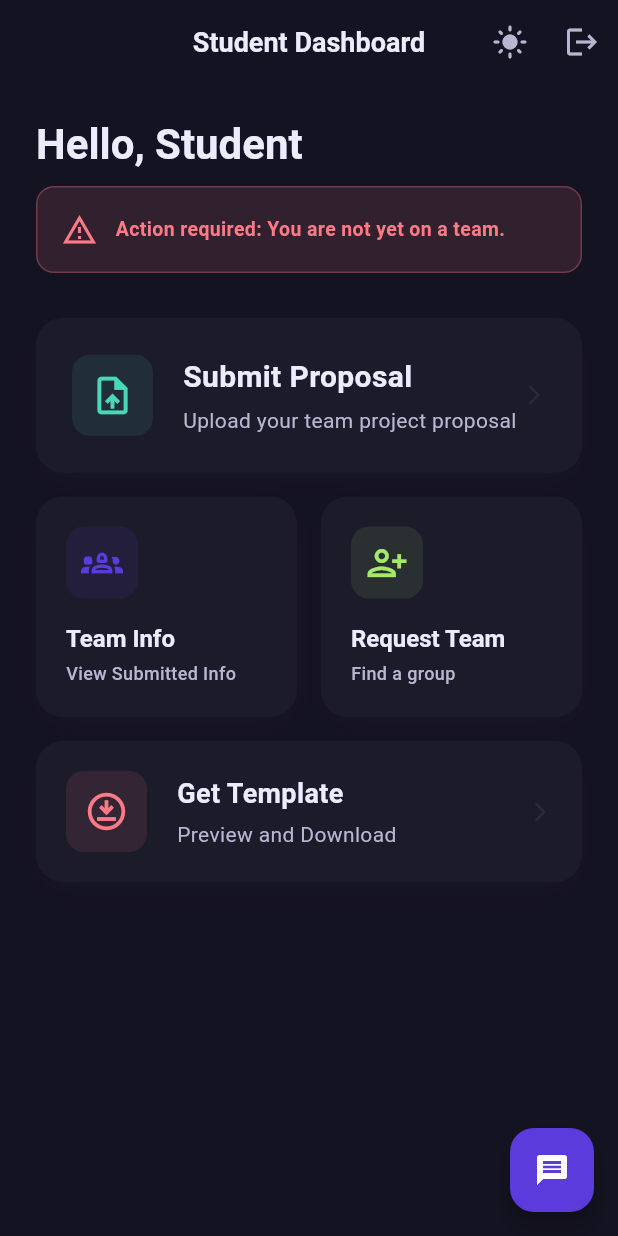
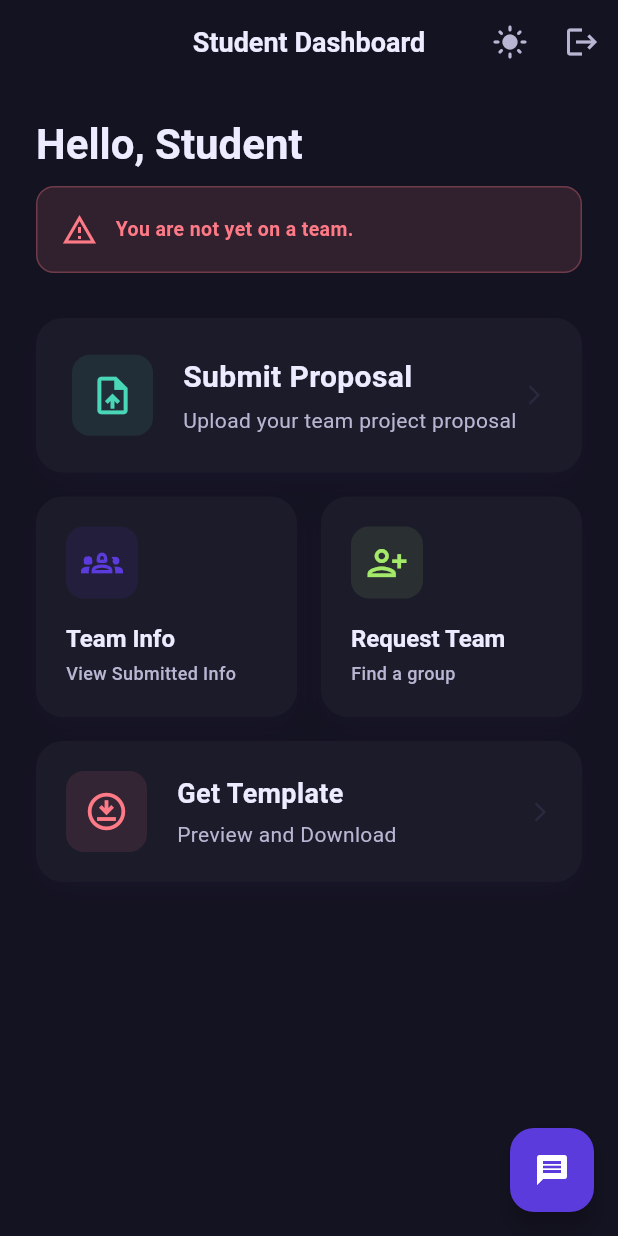
Before and after one commit to arifhaxn/lead_unity, a Flutter app: the StudentDashboard screen opened directly, after a tap on the "dark mode" icon, on a phone screen of 412 x 824 dp. Run offline on Flutter 3.47's test engine with Material 3 defaults, Android fonts, the phone set to English and light mode, and no system bars; our stand-ins replace dio, flutter_secure_storage, webview_flutter; accounts and stored records are empty; network calls fail.

Commit message:
updated sup dash

```diff
--- a/lib/student/student_dash.dart
+++ b/lib/student/student_dash.dart
@@ -191,7 +191,7 @@ class _StudentDashboardState extends State<StudentDashboard> {
         hasTeam ? AppColors.accentTeal : AppColors.accentCoral;
     final String statusText = hasTeam
         ? 'You are part of Team $teamId.'
-        : 'Action required: You are not yet on a team.';
+        : 'You are not yet on a team.';
 
     return Container(
       padding: const EdgeInsets.all(16),
--- a/lib/theme/app_theme.dart
+++ b/lib/theme/app_theme.dart
@@ -65,7 +65,7 @@ class AppGradients {
 
 class AppTheme {
   static ThemeData get lightTheme {
-    final colorScheme = ColorScheme(
+    const colorScheme = ColorScheme(
       brightness: Brightness.light,
       primary: AppColors.primary,
       onPrimary: Colors.white,
@@ -131,27 +131,27 @@ class AppTheme {
           textStyle: const TextStyle(fontWeight: FontWeight.w600),
         ),
       ),
-      cardTheme: const CardThemeData(
+      cardTheme: const CardTheme(
         color: AppColors.surface,
         elevation: 0,
         margin: EdgeInsets.zero,
         shape: RoundedRectangleBorder(borderRadius: AppRadii.card),
       ),
-      inputDecorationTheme: InputDecorationTheme(
+      inputDecorationTheme: const InputDecorationTheme(
         filled: true,
         fillColor: AppColors.surface,
-        border: const OutlineInputBorder(borderRadius: AppRadii.input),
+        border: OutlineInputBorder(borderRadius: AppRadii.input),
         enabledBorder: OutlineInputBorder(
           borderRadius: AppRadii.input,
-          borderSide: const BorderSide(color: AppColors.divider),
+          borderSide: BorderSide(color: AppColors.divider),
         ),
         focusedBorder: OutlineInputBorder(
           borderRadius: AppRadii.input,
-          borderSide: const BorderSide(color: AppColors.primary, width: 1.5),
+          borderSide: BorderSide(color: AppColors.primary, width: 1.5),
         ),
         contentPadding:
-            const EdgeInsets.symmetric(horizontal: 14, vertical: 12),
-        labelStyle: const TextStyle(color: AppColors.textSecondary),
+            EdgeInsets.symmetric(horizontal: 14, vertical: 12),
+        labelStyle: TextStyle(color: AppColors.textSecondary),
       ),
       dividerColor: AppColors.divider,
       chipTheme: const ChipThemeData(
@@ -166,7 +166,7 @@ class AppTheme {
   }
 
   static ThemeData get darkTheme {
-    final colorScheme = ColorScheme(
+    const  colorScheme = ColorScheme(
       brightness: Brightness.dark,
       primary: AppColors.nightPrimary,
       onPrimary: Colors.white,
@@ -232,28 +232,28 @@ class AppTheme {
           textStyle: const TextStyle(fontWeight: FontWeight.w600),
         ),
       ),
-      cardTheme: const CardThemeData(
+      cardTheme: const CardTheme(
         color: AppColors.nightCard,
         elevation: 0,
         margin: EdgeInsets.zero,
         shape: RoundedRectangleBorder(borderRadius: AppRadii.card),
       ),
-      inputDecorationTheme: InputDecorationTheme(
+      inputDecorationTheme: const InputDecorationTheme(
         filled: true,
         fillColor: AppColors.nightCard,
-        border: const OutlineInputBorder(borderRadius: AppRadii.input),
+        border: OutlineInputBorder(borderRadius: AppRadii.input),
         enabledBorder: OutlineInputBorder(
           borderRadius: AppRadii.input,
-          borderSide: const BorderSide(color: AppColors.nightDivider),
+          borderSide: BorderSide(color: AppColors.nightDivider),
         ),
         focusedBorder: OutlineInputBorder(
           borderRadius: AppRadii.input,
           borderSide:
-              const BorderSide(color: AppColors.nightPrimary, width: 1.5),
+              BorderSide(color: AppColors.nightPrimary, width: 1.5),
         ),
         contentPadding:
-            const EdgeInsets.symmetric(horizontal: 14, vertical: 12),
-        labelStyle: const TextStyle(color: AppColors.nightTextSecondary),
+            EdgeInsets.symmetric(horizontal: 14, vertical: 12),
+        labelStyle: TextStyle(color: AppColors.nightTextSecondary),
       ),
       dividerColor: AppColors.nightDivider,
       chipTheme: const ChipThemeData(
```
Also changed, not shown: lib/supervisor/sup_dashboard.dart (+61 -38 lines).
